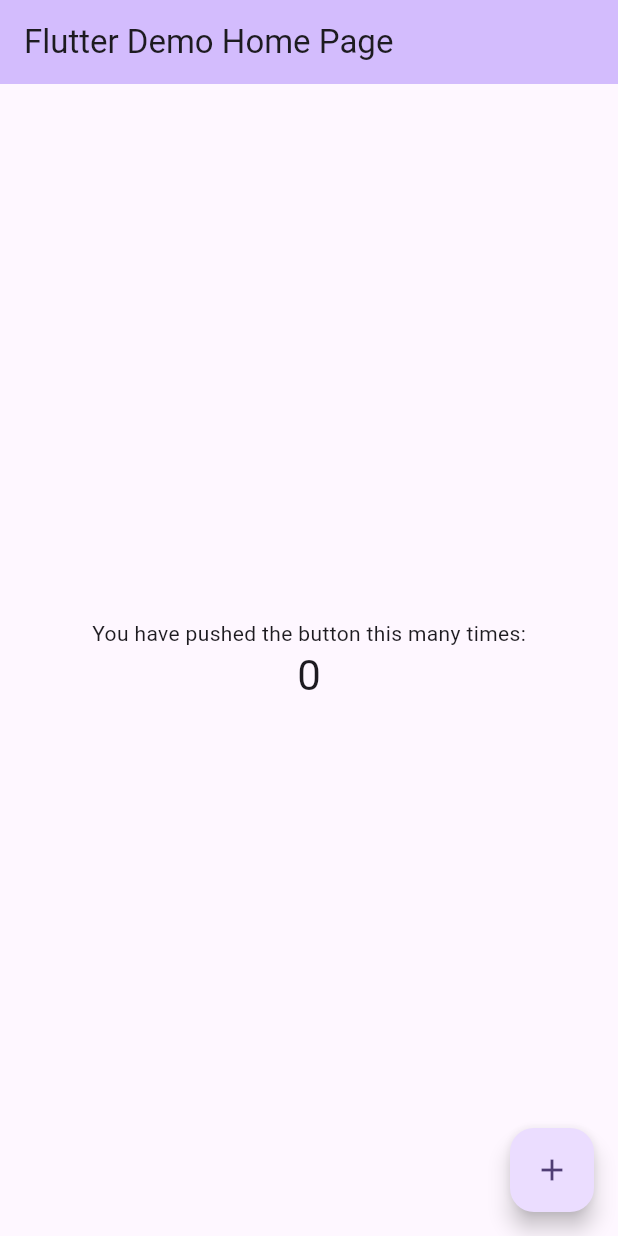
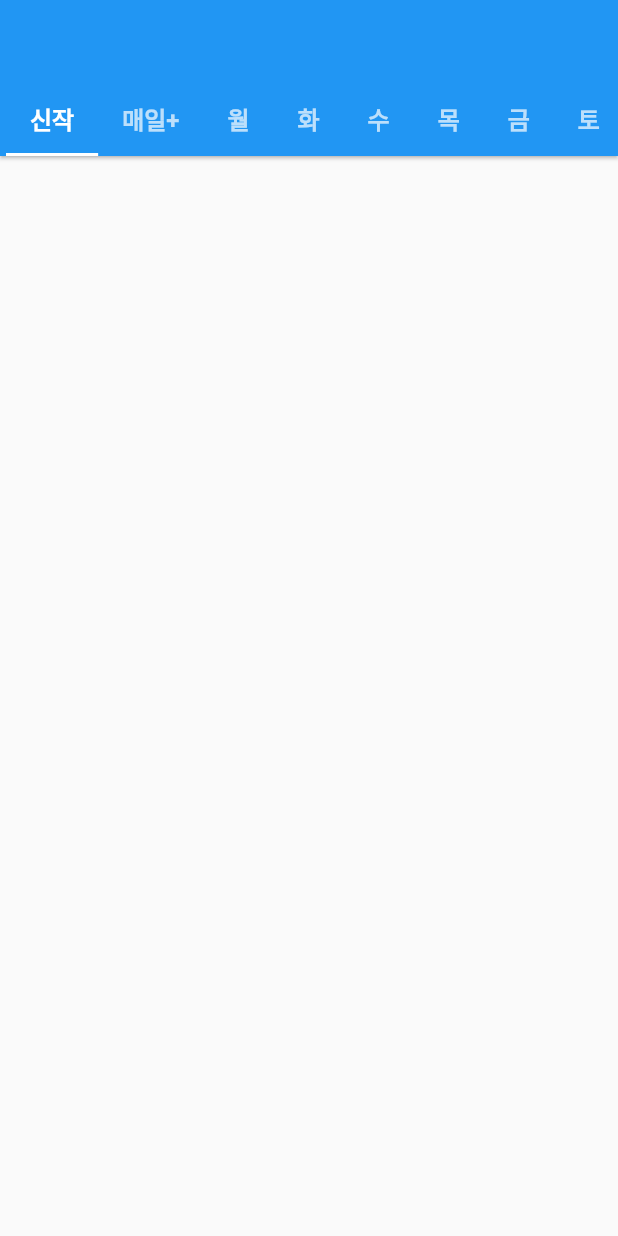
Before and after one commit to dlrlfgh1210/NaverWebtoon-Clone, a Flutter app: the screen it shows after launch, on a phone screen of 412 x 824 dp. Run offline on Flutter 3.47's test engine with Material 2 defaults, Android fonts, the phone set to English and light mode, and no system bars.

Commit message:
HomeScreen Setting, Constants

```diff
--- /dev/null
+++ b/lib/constant/breakpoints.dart
@@ -0,0 +1,7 @@
+class Breakpoints {
+  static const sm = 640.0;
+  static const md = 768.0;
+  static const lg = 1024.0;
+  static const xl = 1280.0;
+  static const xxl = 1536.0;
+}
--- /dev/null
+++ b/lib/constant/sizes.dart
@@ -0,0 +1,32 @@
+class Sizes {
+  static const size1 = 1.0;
+  static const size2 = 2.0;
+  static const size3 = 3.0;
+  static const size4 = 4.0;
+  static const size5 = 5.0;
+  static const size6 = 6.0;
+  static const size7 = 7.0;
+  static const size8 = 8.0;
+  static const size9 = 9.0;
+  static const size10 = 10.0;
+  static const size11 = 11.0;
+  static const size12 = 12.0;
+  static const size14 = 14.0;
+  static const size16 = 16.0;
+  static const size18 = 18.0;
+  static const size20 = 20.0;
+  static const size24 = 24.0;
+  static const size28 = 28.0;
+  static const size32 = 32.0;
+  static const size36 = 36.0;
+  static const size40 = 40.0;
+  static const size44 = 44.0;
+  static const size48 = 48.0;
+  static const size52 = 52.0;
+  static const size56 = 56.0;
+  static const size60 = 60.0;
+  static const size64 = 64.0;
+  static const size72 = 72.0;
+  static const size80 = 80.0;
+  static const size96 = 96.0;
+}
--- /dev/null
+++ b/lib/home/home_screen.dart
@@ -0,0 +1,62 @@
+import 'package:flutter/material.dart';
+import 'package:naverwebtoon_clone/constant/breakpoints.dart';
+import 'package:naverwebtoon_clone/constant/sizes.dart';
+
+
+final tabs = [
+  "신작",
+  "매일+",
+  "월",
+  "화",
+  "수",
+  "목",
+  "금",
+  "토",
+  "일",
+  "완결",
+];
+
+class HomeScreen extends StatefulWidget {
+  const HomeScreen({super.key});
+
+  @override
+  State<HomeScreen> createState() => _HomeScreenState();
+}
+
+class _HomeScreenState extends State<HomeScreen> {
+  @override
+  Widget build(BuildContext context) {
+    return DefaultTabController(
+        length: tabs.length,
+        child: Scaffold(
+          appBar: AppBar(
+            elevation: 1,
+            title: ConstrainedBox(
+              constraints: const BoxConstraints(
+                maxWidth: Breakpoints.sm,
+              ),
+            ),
+            centerTitle: true,
+            bottom: TabBar(
+              splashFactory: NoSplash.splashFactory,
+              padding: const EdgeInsets.symmetric(
+                horizontal: Sizes.size4,
+              ),
+              isScrollable: true,
+              labelStyle: const TextStyle(
+                fontWeight: FontWeight.w600,
+                fontSize: Sizes.size16,
+              ),
+              indicatorColor: Theme.of(context).tabBarTheme.indicatorColor,
+              tabs: [
+                for (var tab in tabs)
+                  Tab(
+                    text: tab,
+                  ),
+              ],
+            ),
+          ),
+        ),
+    );
+  }
+}
--- a/lib/main.dart
+++ b/lib/main.dart
@@ -1,4 +1,5 @@
 import 'package:flutter/material.dart';
+import 'package:naverwebtoon_clone/home/home_screen.dart';
 
 void main() {
   runApp(const MyApp());
@@ -7,119 +8,10 @@ void main() {
 class MyApp extends StatelessWidget {
   const MyApp({super.key});
 
-  // This widget is the root of your application.
   @override
   Widget build(BuildContext context) {
     return MaterialApp(
-      title: 'Flutter Demo',
-      theme: ThemeData(
-        // This is the theme of your application.
-        //
-        // TRY THIS: Try running your application with "flutter run". You'll see
-        // the application has a blue toolbar. Then, without quitting the app,
-        // try changing the seedColor in the colorScheme below to Colors.green
-        // and then invoke "hot reload" (save your changes or press the "hot
-        // reload" button in a Flutter-supported IDE, or press "r" if you used
-        // the command line to start the app).
-        //
-        // Notice that the counter didn't reset back to zero; the application
-        // state is not lost during the reload. To reset the state, use hot
-        // restart instead.
-        //
-        // This works for code too, not just values: Most code changes can be
-        // tested with just a hot reload.
-        colorScheme: ColorScheme.fromSeed(seedColor: Colors.deepPurple),
-        useMaterial3: true,
-      ),
-      home: const MyHomePage(title: 'Flutter Demo Home Page'),
+      home: HomeScreen(),
     );
   }
 }
-
-class MyHomePage extends StatefulWidget {
-  const MyHomePage({super.key, required this.title});
-
-  // This widget is the home page of your application. It is stateful, meaning
-  // that it has a State object (defined below) that contains fields that affect
-  // how it looks.
-
-  // This class is the configuration for the state. It holds the values (in this
-  // case the title) provided by the parent (in this case the App widget) and
-  // used by the build method of the State. Fields in a Widget subclass are
-  // always marked "final".
-
-  final String title;
-
-  @override
-  State<MyHomePage> createState() => _MyHomePageState();
-}
-
-class _MyHomePageState extends State<MyHomePage> {
-  int _counter = 0;
-
-  void _incrementCounter() {
-    setState(() {
-      // This call to setState tells the Flutter framework that something has
-      // changed in this State, which causes it to rerun the build method below
-      // so that the display can reflect the updated values. If we changed
-      // _counter without calling setState(), then the build method would not be
-      // called again, and so nothing would appear to happen.
-      _counter++;
-    });
-  }
-
-  @override
-  Widget build(BuildContext context) {
-    // This method is rerun every time setState is called, for instance as done
-    // by the _incrementCounter method above.
-    //
-    // The Flutter framework has been optimized to make rerunning build methods
-    // fast, so that you can just rebuild anything that needs updating rather
-    // than having to individually change instances of widgets.
-    return Scaffold(
-      appBar: AppBar(
-        // TRY THIS: Try changing the color here to a specific color (to
-        // Colors.amber, perhaps?) and trigger a hot reload to see the AppBar
-        // change color while the other colors stay the same.
-        backgroundColor: Theme.of(context).colorScheme.inversePrimary,
-        // Here we take the value from the MyHomePage object that was created by
-        // the App.build method, and use it to set our appbar title.
-        title: Text(widget.title),
-      ),
-      body: Center(
-        // Center is a layout widget. It takes a single child and positions it
-        // in the middle of the parent.
-        child: Column(
-          // Column is also a layout widget. It takes a list of children and
-          // arranges them vertically. By default, it sizes itself to fit its
-          // children horizontally, and tries to be as tall as its parent.
-          //
-          // Column has various properties to control how it sizes itself and
-          // how it positions its children. Here we use mainAxisAlignment to
-          // center the children vertically; the main axis here is the vertical
-          // axis because Columns are vertical (the cross axis would be
-          // horizontal).
-          //
-          // TRY THIS: Invoke "debug painting" (choose the "Toggle Debug Paint"
-          // action in the IDE, or press "p" in the console), to see the
-          // wireframe for each widget.
-          mainAxisAlignment: MainAxisAlignment.center,
-          children: <Widget>[
-            const Text(
-              'You have pushed the button this many times:',
-            ),
-            Text(
-              '$_counter',
-              style: Theme.of(context).textTheme.headlineMedium,
-            ),
-          ],
-        ),
-      ),
-      floatingActionButton: FloatingActionButton(
-        onPressed: _incrementCounter,
-        tooltip: 'Increment',
-        child: const Icon(Icons.add),
-      ), // This trailing comma makes auto-formatting nicer for build methods.
-    );
-  }
-}
```
Also changed, not shown: lib/constant/gaps.dart (added).
